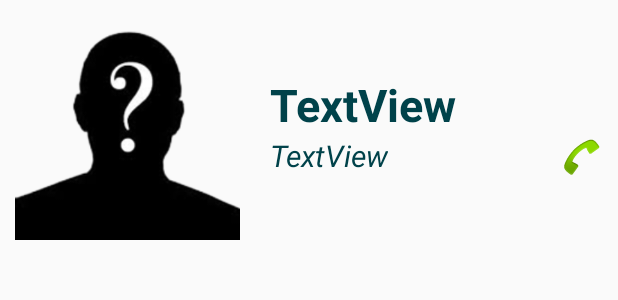
After one commit to mananchaya/Easy-KKU, an Android app: the layout my_layout.xml on its own in the app's theme, with its tools: preview values and no code run, on a phone screen of 412 x 824 dp. The commit adds this screen. Shown: the top 300 px of the screen. Run offline under Robolectric (Android 15) with nearby library versions, the phone set to English and light mode, and no system bars.

Commit message:
Show data in List view finish

```diff
--- a/app/build.gradle
+++ b/app/build.gradle
@@ -29,4 +29,5 @@ dependencies {
     compile 'com.google.android.gms:play-services-appindexing:8.4.0'
     compile files('libs/simpleftp.jar')
     compile 'com.squareup.okhttp:okhttp:2.0.0'
+    compile files('libs/picasso-2.5.2.jar')
 }
--- /dev/null
+++ b/app/src/main/res/layout/my_layout.xml
@@ -0,0 +1,51 @@
+<?xml version="1.0" encoding="utf-8"?>
+<LinearLayout xmlns:android="http://schemas.android.com/apk/res/android"
+    xmlns:app="http://schemas.android.com/apk/res-auto"
+    android:orientation="horizontal" android:layout_width="match_parent"
+    android:layout_height="wrap_content">
+
+    <ImageView
+        android:layout_width="@dimen/icon"
+        android:layout_height="@dimen/icon"
+        app:srcCompat="@drawable/question_man"
+        android:id="@+id/imageView3"
+        android:layout_margin="10dp" />
+
+    <LinearLayout
+        android:orientation="vertical"
+        android:layout_width="match_parent"
+        android:layout_height="match_parent"
+        android:padding="10dp"
+        android:gravity="center_vertical">
+
+        <TextView
+            android:text="TextView"
+            android:layout_width="match_parent"
+            android:layout_height="wrap_content"
+            android:id="@+id/textView2"
+            android:textSize="@dimen/h1"
+            android:textStyle="normal|bold"
+            android:textColor="@color/aText" />
+
+        <RelativeLayout
+            android:layout_width="match_parent"
+            android:layout_height="wrap_content">
+
+            <ImageView
+                android:layout_width="wrap_content"
+                android:layout_height="wrap_content"
+                app:srcCompat="@android:drawable/sym_action_call"
+                android:id="@+id/imageView4"
+                android:layout_alignParentRight="true" />
+
+            <TextView
+                android:text="TextView"
+                android:layout_width="wrap_content"
+                android:layout_height="wrap_content"
+                android:id="@+id/textView3"
+                android:textSize="@dimen/h2"
+                android:textStyle="normal|italic"
+                android:textColor="@color/aText" />
+        </RelativeLayout>
+    </LinearLayout>
+</LinearLayout>
```
Also changed, not shown: app/src/main/AndroidManifest.xml (+16 -7 lines), app/src/main/java/cskku/amornpalang/mananchaya/easykku/MainActivity.java (+11 -0 lines), app/src/main/java/cskku/amornpalang/mananchaya/easykku/MyAdapter.java (added, +71 -0 lines), app/src/main/java/cskku/amornpalang/mananchaya/easykku/ServiceActivity.java (added, +35 -0 lines), app/src/main/res/layout/activity_service.xml (added, +19 -0 lines), app/libs/picasso-2.5.2.jar (added), app/src/main/my_call-web.png (added), app/src/main/res/mipmap-hdpi/my_call.png (added), app/src/main/res/mipmap-mdpi/my_call.png (added), app/src/main/res/mipmap-xhdpi/my_call.png (added), app/src/main/res/mipmap-xxhdpi/my_call.png (added), app/src/main/res/mipmap-xxxhdpi/my_call.png (added).
